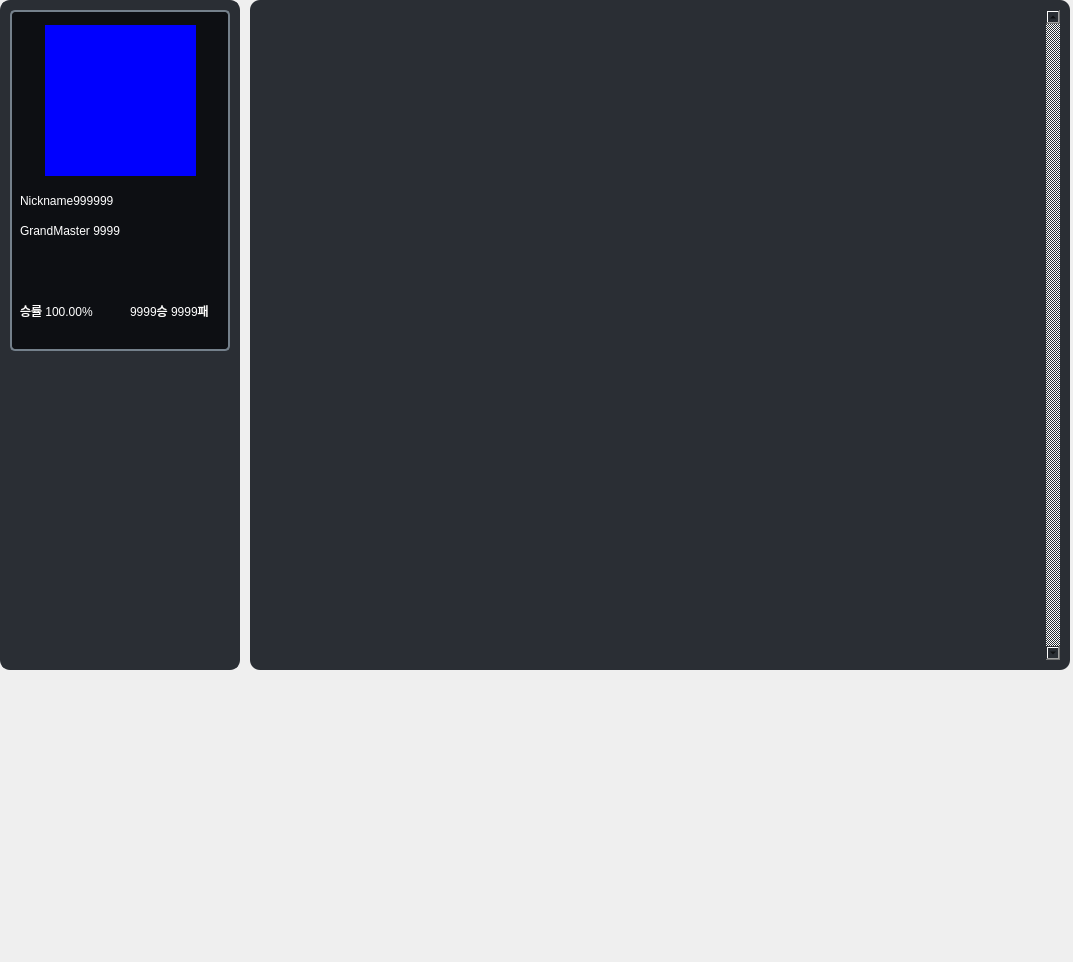
Qt form Data/UI/Record/RecordFrame.ui (CSID-DGU/2024-1-OSSP2-team-08-GameAssistant) before a commit.
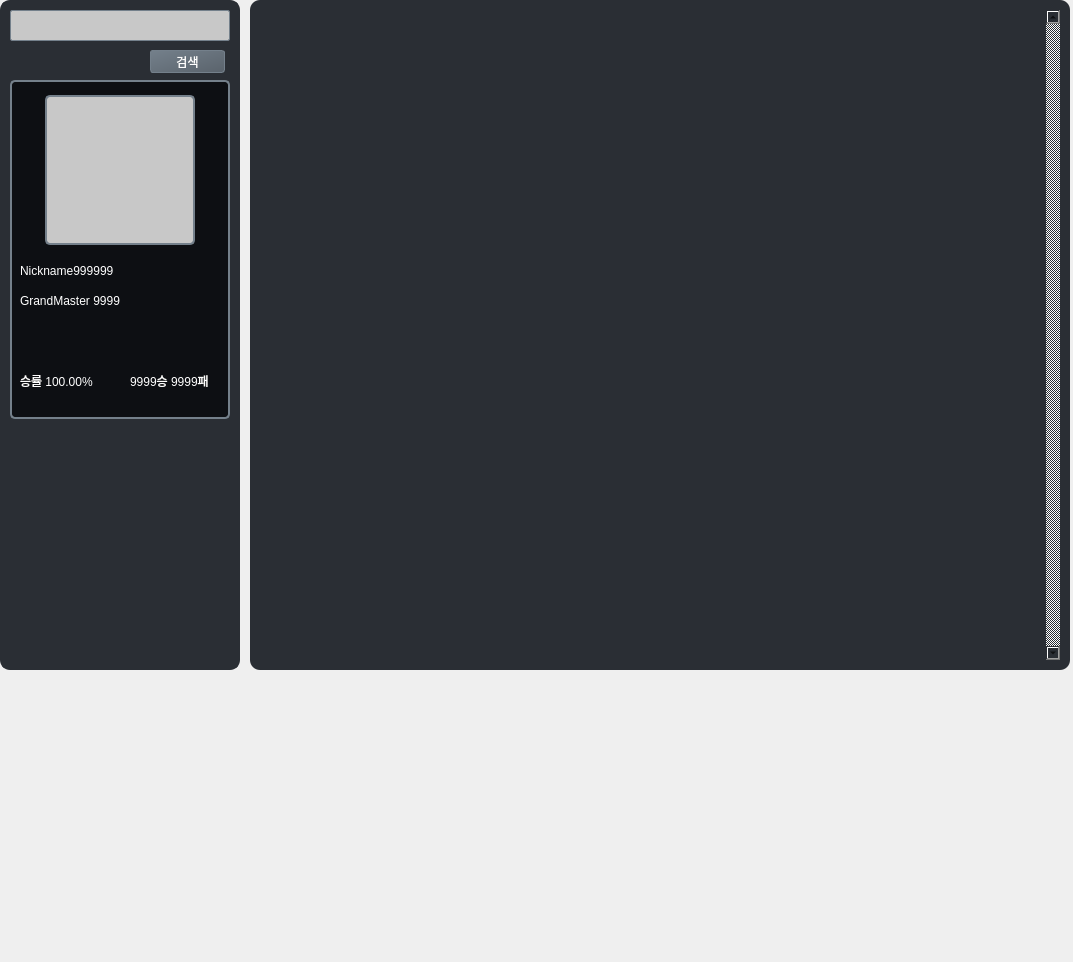
The same form after that commit. Icons and pictures are not drawn.

```diff
--- a/Data/UI/Record/RecordFrame.ui
+++ b/Data/UI/Record/RecordFrame.ui
@@ -31,7 +31,7 @@
    <property name="frameShadow">
     <enum>QFrame::Raised</enum>
    </property>
-   <widget class="QFrame" name="PlayerInfoFrame">
+   <widget class="QFrame" name="LeftFrame">
     <property name="geometry">
      <rect>
       <x>0</x>
@@ -41,7 +41,7 @@
      </rect>
     </property>
     <property name="styleSheet">
-     <string notr="true">#PlayerInfoFrame{
+     <string notr="true">#LeftFrame{
 	background-color: rgb(42, 46, 52);
 	border: 2px solid rgb(42, 46, 52);
 	border-radius: 10px;
@@ -53,38 +53,13 @@
     <property name="frameShadow">
      <enum>QFrame::Raised</enum>
     </property>
-    <widget class="QLabel" name="PlayerImg">
-     <property name="geometry">
-      <rect>
-       <x>45</x>
-       <y>25</y>
-       <width>151</width>
-       <height>151</height>
-      </rect>
-     </property>
-     <property name="sizePolicy">
-      <sizepolicy hsizetype="Ignored" vsizetype="Ignored">
-       <horstretch>0</horstretch>
-       <verstretch>0</verstretch>
-      </sizepolicy>
-     </property>
-     <property name="styleSheet">
-      <string notr="true">background-color: rgb(0, 0, 255);</string>
-     </property>
-     <property name="text">
-      <string>&lt;html&gt;&lt;head/&gt;&lt;body&gt;&lt;p&gt;&lt;img src=&quot;:/Champ/Yuumi.webp&quot;/&gt;&lt;/p&gt;&lt;/body&gt;&lt;/html&gt;</string>
-     </property>
-     <property name="scaledContents">
-      <bool>true</bool>
-     </property>
-    </widget>
-    <widget class="QFrame" name="frame">
+    <widget class="QFrame" name="PlayerInfoFrame">
      <property name="geometry">
       <rect>
        <x>10</x>
-       <y>10</y>
+       <y>80</y>
        <width>220</width>
-       <height>341</height>
+       <height>339</height>
       </rect>
      </property>
      <property name="styleSheet">
@@ -170,9 +145,84 @@
        <string>9999승 9999패</string>
       </property>
      </widget>
+     <widget class="QLabel" name="PlayerImg">
+      <property name="geometry">
+       <rect>
+        <x>35</x>
+        <y>15</y>
+        <width>150</width>
+        <height>150</height>
+       </rect>
+      </property>
+      <property name="sizePolicy">
+       <sizepolicy hsizetype="Ignored" vsizetype="Ignored">
+        <horstretch>0</horstretch>
+        <verstretch>0</verstretch>
+       </sizepolicy>
+      </property>
+      <property name="styleSheet">
+       <string notr="true">background-color: rgb(200, 200, 200);;</string>
+      </property>
+      <property name="text">
+       <string>&lt;html&gt;&lt;head/&gt;&lt;body&gt;&lt;p&gt;&lt;img src=&quot;:/Champ/Yuumi.webp&quot;/&gt;&lt;/p&gt;&lt;/body&gt;&lt;/html&gt;</string>
+      </property>
+      <property name="scaledContents">
+       <bool>true</bool>
+      </property>
+     </widget>
     </widget>
-    <zorder>frame</zorder>
-    <zorder>PlayerImg</zorder>
+    <widget class="QLineEdit" name="NameInput">
+     <property name="geometry">
+      <rect>
+       <x>10</x>
+       <y>10</y>
+       <width>220</width>
+       <height>31</height>
+      </rect>
+     </property>
+     <property name="styleSheet">
+      <string notr="true">background-color: rgb(200, 200, 200);
+font: 9pt &quot;KoPub돋움체 Bold&quot;;
+color: rgb(13, 15, 19);
+border: 1px solid rgb(116, 128, 139);
+border-radius: 2px;</string>
+     </property>
+     <property name="text">
+      <string/>
+     </property>
+    </widget>
+    <widget class="QPushButton" name="NameSearch">
+     <property name="geometry">
+      <rect>
+       <x>150</x>
+       <y>50</y>
+       <width>75</width>
+       <height>23</height>
+      </rect>
+     </property>
+     <property name="styleSheet">
+      <string notr="true">QPushButton{
+border: 1px solid rgb(116, 128, 139);
+border-radius: 3px;
+font: 9pt &quot;KoPub돋움체 Bold&quot;;
+color: rgb(255, 255, 255);
+background-color: qlineargradient(spread:pad, x1:0, y1:0, x2:1, y2:1, stop:0 rgb(116, 128, 139), stop:1  rgb(90, 99, 108));
+}
+
+QPushButton:hover{
+background-color: qlineargradient(spread:pad, x1:0, y1:0, x2:1, y2:1, stop:0 rgb(116, 128, 139), stop:1  rgb(90, 99, 108));
+background-color: qlineargradient(spread:pad, x1:0, y1:0, x2:1, y2:1, stop:0 rgb(94, 104, 113), stop:1  rgb(71, 78, 85));
+}
+
+QPushButton:pressed{
+background-color: qlineargradient(spread:pad, x1:0, y1:0, x2:1, y2:1, stop:0 rgb(116, 128, 139), stop:1  rgb(90, 99, 108));
+background-color: qlineargradient(spread:pad, x1:0, y1:0, x2:1, y2:1, stop:0 rgb(80, 89, 97), stop:1 rgb(59, 65, 71));
+}</string>
+     </property>
+     <property name="text">
+      <string>검색</string>
+     </property>
+    </widget>
    </widget>
    <widget class="QFrame" name="MatchesFrame">
     <property name="geometry">
```
Left out of the diff: 2 changed lines with no effect on the pictures.
